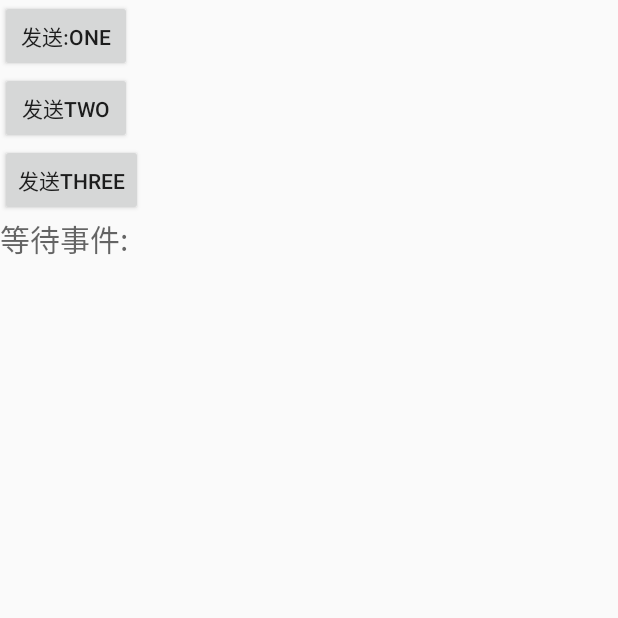
After one commit to 0729Liang/LCommon, an Android app: the EventBusDemo screen opened directly, with no data from a screen before it, on a phone screen of 412 x 824 dp, the top half of it. The commit adds this screen. Run offline under Robolectric (Android 15) with nearby library versions, the phone set to English and light mode, and no system bars; our stand-ins replace EventBus; libraries missing offline, so code that uses them is left out: com.squareup.haha.

Commit message:
增加EventBus

```diff
--- a/demo/build.gradle
+++ b/demo/build.gradle
@@ -34,6 +34,10 @@ dependencies {
     //androidTestImplementation 'com.android.support.test:runner:1.0.1'
     //androidTestImplementation 'com.android.support.test.espresso:espresso-core:3.0.1'
 
+    debugImplementation 'com.squareup.leakcanary:leakcanary-android:1.6.3'
+    releaseImplementation 'com.squareup.leakcanary:leakcanary-android-no-op:1.6.3'
+    // Optional, if you use support library fragments:
+    debugImplementation 'com.squareup.leakcanary:leakcanary-support-fragment:1.6.3'
     implementation project(':utils')
 
 //
--- a/demo/src/main/AndroidManifest.xml
+++ b/demo/src/main/AndroidManifest.xml
@@ -27,7 +27,8 @@
         <activity android:name=".activity.demo.LLogDemo" />
         <activity android:name=".activity.demo.BarUiDemo" />
         <activity android:name=".app.LAppActivity" />
-        <activity android:name=".activity.demo.AnnotationDemo"></activity>
+        <activity android:name=".activity.demo.AnnotationDemo" />
+        <activity android:name=".activity.demo.eventbus.EventBusDemo"></activity>
     </application>
 
 </manifest>
--- a/demo/src/main/java/com/liang/lcommon/activity/demo/BarUiDemo.kt
+++ b/demo/src/main/java/com/liang/lcommon/activity/demo/BarUiDemo.kt
@@ -7,13 +7,15 @@ import android.support.v7.app.AppCompatActivity
 import android.os.Bundle
 import android.support.v4.content.ContextCompat
 import com.blankj.utilcode.util.ToastUtils
+import com.liang.lcommon.LApplication
 import com.liang.lcommon.R
 import com.liang.lcommon.activity.LBaseItemBean
+import com.liang.lcommon.app.LAppActivity
 import com.liang.lcommon.exts.LRouter
 import com.liang.liangutils.utils.LBarUtilsX
 import kotlinx.android.synthetic.main.demo_bar_ui_activity.*
 
-class BarUiDemo : AppCompatActivity() {
+class BarUiDemo : LAppActivity() {
     companion object {
 
         @JvmStatic
--- /dev/null
+++ b/demo/src/main/java/com/liang/lcommon/activity/demo/eventbus/EventBusDemo.java
@@ -0,0 +1,100 @@
+package com.liang.lcommon.activity.demo.eventbus;
+
+import android.annotation.SuppressLint;
+import android.app.Activity;
+import android.content.Intent;
+import android.support.v7.app.AppCompatActivity;
+import android.os.Bundle;
+import android.view.View;
+import android.widget.Button;
+import android.widget.TextView;
+
+import com.liang.lcommon.R;
+import com.liang.lcommon.activity.LBaseItemBean;
+import com.liang.lcommon.activity.demo.RockerActivityDemo;
+import com.liang.lcommon.app.LAppActivity;
+import com.liang.lcommon.exts.LRouter;
+import com.liang.liangutils.msg.Exts;
+import com.liang.liangutils.utils.LLogX;
+import com.squareup.haha.perflib.Main;
+
+import org.greenrobot.eventbus.Subscribe;
+import org.greenrobot.eventbus.ThreadMode;
+
+public class EventBusDemo extends LAppActivity {
+
+    public static void startActivity(Activity activity) {
+        activity.startActivity(new Intent(activity, EventBusDemo.class));
+    }
+
+    public static LBaseItemBean getItem() {
+        String intro = "EventBus/n";
+        int src = R.drawable.demo_eventbus;
+        return new LBaseItemBean(intro, src);
+    }
+
+    public static LBaseItemBean.ClickEvent getClickEvent() {
+        return LRouter::startEventBusDemo;
+    }
+
+    Button   mOneBtn;
+    Button   mTwoBtn;
+    Button   mThreeBtn;
+    TextView mTextView;
+
+    @Override
+    protected void onCreate(Bundle savedInstanceState) {
+        super.onCreate(savedInstanceState);
+        setContentView(R.layout.demo_event_bus_activty);
+        initView();
+    }
+
+//    @Override
+//    protected void onStart() {
+//        super.onStart();
+//        Exts.registerEvent(this);
+//    }
+//
+//    @Override
+//    protected void onDestroy() {
+//        super.onDestroy();
+//        Exts.unRegisterEvent(this);
+//    }
+
+    void initView() {
+        mOneBtn = findViewById(R.id.demoSendEventBtn1);
+        mTwoBtn = findViewById(R.id.demoSendEventBtn2);
+        mThreeBtn = findViewById(R.id.demoSendEventBtn3);
+        mTextView = findViewById(R.id.demoDisplayText);
+
+        mOneBtn.setOnClickListener(v -> {
+            DemoEvent.postEventBusDemoOne();
+        });
+
+        mTwoBtn.setOnClickListener(v -> {
+            DemoEvent.postEventBusDemoTwo(123);
+        });
+
+        mThreeBtn.setOnClickListener(v -> {
+            DemoEvent.postEventBusDemoThree("String");
+        });
+    }
+
+    @Subscribe(threadMode = ThreadMode.MAIN)
+    public void onEventBusDemoEvent(DemoEvent event) {
+        String msg = "等待事件:";
+        switch (event.msg) {
+            case DemoEvent.EVENT_SEND_ONE:
+                mTextView.setText(msg + " one 无后缀信息");
+                break;
+            case DemoEvent.EVENT_SEND_TWO:
+                mTextView.setText(msg + " two " + event.getNumberSuffix());
+                break;
+            case DemoEvent.EVENT_SEND_THREE:
+                mTextView.setText(msg + " three " + event.getStringSuffix());
+                break;
+            default:
+                mTextView.setText("错误");
+        }
+    }
+}
--- a/demo/src/main/java/com/liang/lcommon/app/LAppActivity.java
+++ b/demo/src/main/java/com/liang/lcommon/app/LAppActivity.java
@@ -6,12 +6,16 @@ import android.graphics.Bitmap;
 import android.graphics.BitmapFactory;
 import android.graphics.drawable.BitmapDrawable;
 import android.graphics.drawable.Drawable;
+import android.os.Bundle;
+import android.os.PersistableBundle;
+import android.support.annotation.Nullable;
 import android.support.v7.app.AppCompatActivity;
 import android.view.View;
 
 import com.liang.lcommon.R;
 import com.liang.lcommon.ant.TestLogProcress;
 import com.liang.liangutils.init.LCommon;
+import com.liang.liangutils.msg.Exts;
 
 import java.lang.ref.ReferenceQueue;
 import java.lang.ref.SoftReference;
@@ -27,10 +31,19 @@ public class LAppActivity extends AppCompatActivity {
     public Context  mContext;
     public Activity mActivity;
 
+
     public LAppActivity() {
         WeakReference<LAppActivity> reference = new WeakReference<>(this);
         mContext = LCommon.getApp();
         mActivity = reference.get();
         TestLogProcress.classLog(this);
+        Exts.registerEvent(this);
+    }
+
+
+    @Override
+    protected void onDestroy() {
+        super.onDestroy();
+        Exts.unRegisterEvent(this);
     }
 }
--- a/demo/src/main/java/com/liang/lcommon/exts/LRouter.java
+++ b/demo/src/main/java/com/liang/lcommon/exts/LRouter.java
@@ -11,6 +11,7 @@ import com.liang.lcommon.activity.demo.LKVMgrDemo;
 import com.liang.lcommon.activity.demo.LLogDemo;
 import com.liang.lcommon.activity.demo.RockerActivityDemo;
 import com.liang.lcommon.activity.demo.SettingViewDemo;
+import com.liang.lcommon.activity.demo.eventbus.EventBusDemo;
 
 /**
  * @author : Amarao
@@ -54,4 +55,8 @@ public class LRouter {
     public static void startAnnotationDemo(Activity activity) {
         AnnotationDemo.startActivity(activity);
     }
+
+    public static void startEventBusDemo(Activity activity) {
+        EventBusDemo.startActivity(activity);
+    }
 }
--- /dev/null
+++ b/demo/src/main/res/layout/demo_event_bus_activty.xml
@@ -0,0 +1,37 @@
+<?xml version="1.0" encoding="utf-8"?>
+<android.support.constraint.ConstraintLayout xmlns:android="http://schemas.android.com/apk/res/android"
+    xmlns:app="http://schemas.android.com/apk/res-auto"
+    xmlns:tools="http://schemas.android.com/tools"
+    android:layout_width="match_parent"
+    android:layout_height="match_parent"
+    tools:context=".activity.demo.eventbus.EventBusDemo">
+
+    <Button
+        android:id="@+id/demoSendEventBtn1"
+        android:layout_width="wrap_content"
+        android:layout_height="wrap_content"
+        android:text="发送:One" />
+
+    <Button
+        android:id="@+id/demoSendEventBtn2"
+        android:layout_width="wrap_content"
+        android:layout_height="wrap_content"
+        android:text="发送Two"
+        app:layout_constraintTop_toBottomOf="@+id/demoSendEventBtn1" />
+
+    <Button
+        android:id="@+id/demoSendEventBtn3"
+        android:layout_width="wrap_content"
+        android:layout_height="wrap_content"
+        android:text="发送Three"
+        app:layout_constraintTop_toBottomOf="@+id/demoSendEventBtn2" />
+
+    <TextView
+        android:id="@+id/demoDisplayText"
+        android:layout_width="match_parent"
+        android:layout_height="wrap_content"
+        android:hint="等待事件:"
+        android:textSize="@dimen/sp20"
+        app:layout_constraintTop_toBottomOf="@+id/demoSendEventBtn3" />
+
+</android.support.constraint.ConstraintLayout>
--- a/utils/build.gradle
+++ b/utils/build.gradle
@@ -52,6 +52,8 @@ dependencies {
     api support.recyclerView_v7
     // 圆角 image
     api libs.roundImgView
+    // eventBus
+    api libs.eventbus
 
    /* // 图片
     api libs.glide4
--- a/utils/src/main/java/com/liang/liangutils/init/LCommon.java
+++ b/utils/src/main/java/com/liang/liangutils/init/LCommon.java
@@ -59,4 +59,5 @@ public class LCommon {
 //    public static LAppBuildConfig getAppBuildConfig() {
 //        return exports.appConfig;
 //    }
+
 }
--- /dev/null
+++ b/utils/src/main/java/com/liang/liangutils/msg/Exts.java
@@ -0,0 +1,40 @@
+package com.liang.liangutils.msg;
+
+import com.liang.liangutils.utils.LLogX;
+
+import org.greenrobot.eventbus.EventBus;
+
+/**
+ * @author : Amarao
+ * CreateAt : 14:44 2019/2/21
+ * Describe :
+ */
+public class Exts {
+
+    public static void registerEvent(Object host) {
+        if (host == null) {
+            return;
+        }
+        if (!EventBus.getDefault().isRegistered(host)) {
+            try {
+                EventBus.getDefault().register(host);
+            } catch (Exception e) {
+                //e.printStackTrace();
+            }
+        }
+    }
+
+    public static void unRegisterEvent(Object host) {
+        if (host == null) {
+            return;
+        }
+        if (EventBus.getDefault().isRegistered(host)) {
+            try {
+                EventBus.getDefault().unregister(host);
+            } catch (Exception e) {
+                e.printStackTrace();
+            }
+        }
+    }
+
+}
```
Also changed, not shown: demo/src/main/java/com/liang/lcommon/LApplication.java (+8 -0 lines), demo/src/main/java/com/liang/lcommon/activity/LBaseActivity.kt (+12 -0 lines), demo/src/main/java/com/liang/lcommon/activity/demo/eventbus/DemoEvent.java (added, +49 -0 lines), utils/src/main/java/com/liang/liangutils/msg/BusEvent.java (added, +33 -0 lines), demo/src/main/res/drawable-xxhdpi/demo_eventbus.png (added), 1 other file.
